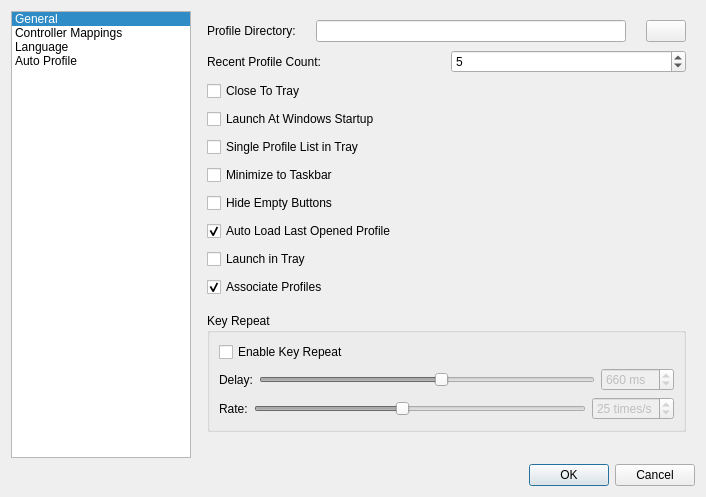
Above: src/mainsettingsdialog.ui from AntiMicroX/antimicrox before the change. Below: the same form after it.
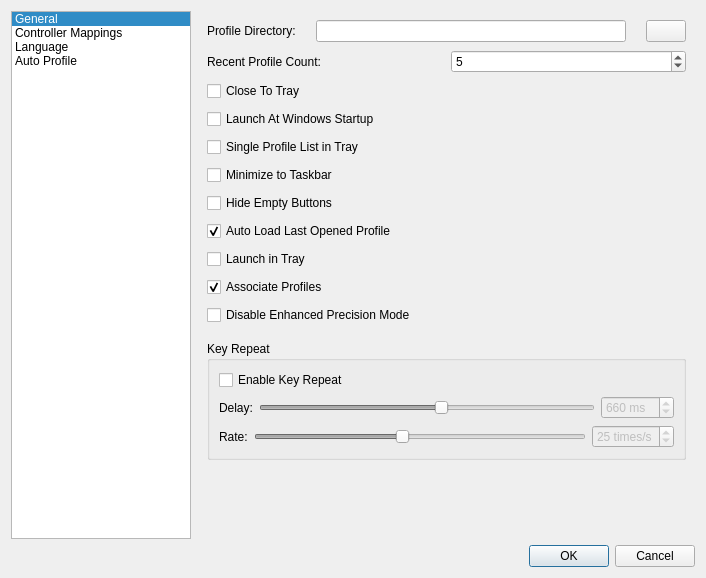
That is the form after the change. Icons and pictures are not drawn.

Commit message: Allow the Windows option "Enhance Pointer Precision" to be temporarily disabled.

```diff
--- a/src/mainsettingsdialog.ui
+++ b/src/mainsettingsdialog.ui
@@ -10,7 +10,7 @@
     <x>0</x>
     <y>0</y>
     <width>706</width>
-    <height>497</height>
+    <height>578</height>
    </rect>
   </property>
   <property name="minimumSize">
@@ -258,6 +258,19 @@
            </property>
           </widget>
          </item>
+         <item>
+          <widget class="QCheckBox" name="disableWindowsEnhancedPointCheckBox">
+           <property name="toolTip">
+            <string>Disable the &quot;Enhanced Pointer Precision&quot; Windows setting
+while antimicro is running. Disabling &quot;Enhanced Pointer Precision&quot;
+will allow mouse movement within antimicro to be more
+precise.</string>
+           </property>
+           <property name="text">
+            <string>Disable Enhanced Precision Mode</string>
+           </property>
+          </widget>
+         </item>
          <item>
           <spacer name="verticalSpacer_4">
            <property name="orientation">
```
The commit also changes 4 other files.
